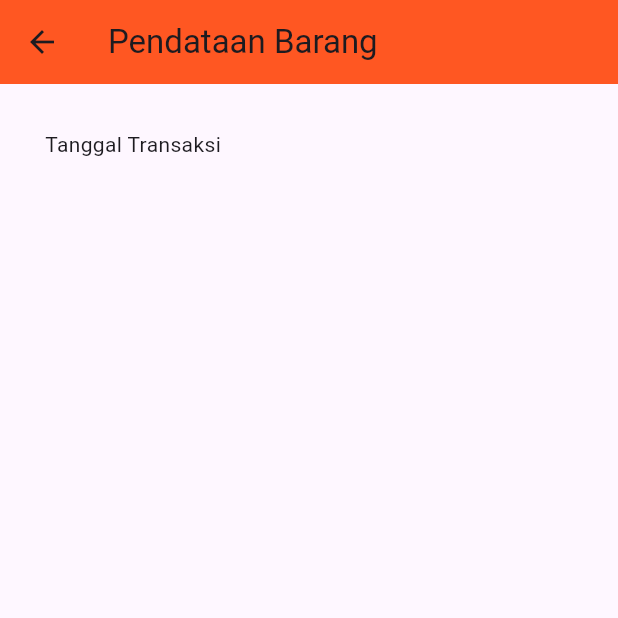
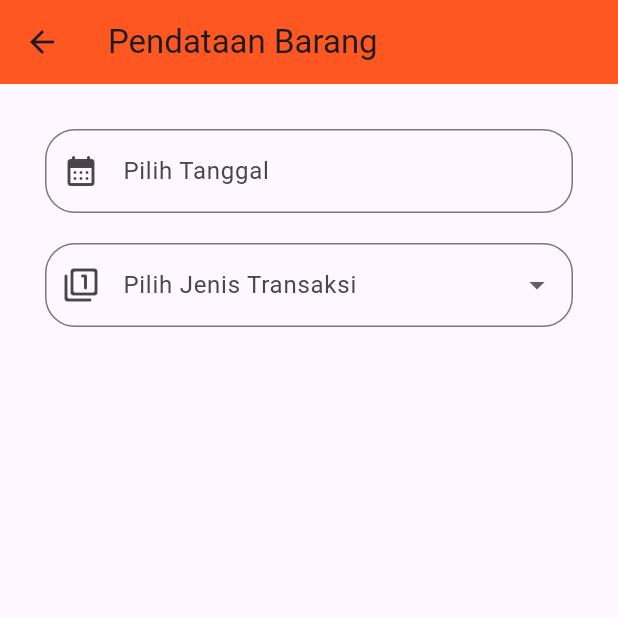
Before and after one commit to abrayudhistira/20220140102_UCP1Flutter, a Flutter app: the AddBarang screen opened by its route, on a phone screen of 412 x 824 dp, the top half of it. Run offline on Flutter 3.47's test engine with Material 3 defaults, Android fonts, the phone set to English and light mode, and no system bars.

```diff
--- a/lib/barang/addBarang.dart
+++ b/lib/barang/addBarang.dart
@@ -8,6 +8,24 @@ class AddBarang extends StatefulWidget {
 }
 
 class _AddBarangState extends State<AddBarang> {
+
+  late TextEditingController _dateController;
+
+  final List<String> jenisTransaksiList = <String>['Barang Masuk', 'Barang Keluar'];
+  String? _selectedJenisTransaksi;
+
+  @override
+  void initState() {
+    super.initState();
+    _dateController = TextEditingController();
+  }
+
+  @override
+  void dispose() {
+    _dateController.dispose();
+    super.dispose();
+  }
+
   @override
   Widget build(BuildContext context) {
     final _formkey = GlobalKey<FormState>();
@@ -22,7 +40,68 @@ class _AddBarangState extends State<AddBarang> {
           child: Container(
             child: Column(
               children: [
-                const Text('Tanggal Transaksi'),
+                TextFormField(
+                    controller: _dateController,
+                    keyboardType: TextInputType.none,
+                    decoration: InputDecoration(
+                      labelText: 'Pilih Tanggal',
+                      prefixIcon: new Icon(Icons.calendar_month_rounded),
+                      border: OutlineInputBorder(
+                        borderRadius: BorderRadius.circular(20),
+                      ),
+                    ),
+                    onTap: () async {
+                      DateTime? pickedDate = await showDatePicker(
+                        context: context,
+                        initialDate: DateTime.now(),
+                        firstDate: DateTime(2000),
+                        lastDate: DateTime(2100),
+                      );
+
+                      if (pickedDate != null) {
+                        String formattedDate =
+                            "${pickedDate.day}-${pickedDate.month}-${pickedDate.year}";
+                        setState(() {
+                          _dateController.text = formattedDate;
+                        });
+                      }
+                    },
+                    validator: (value) {
+                      if (value == null || value.isEmpty) {
+                        return 'Harap Masukkan Tanggal';
+                      }
+                    },
+                ),
+                const SizedBox(
+                  height: 20,
+                ),
+                DropdownButtonFormField(
+                  value: _selectedJenisTransaksi,
+                  decoration: InputDecoration(
+                    labelText: 'Pilih Jenis Transaksi',
+                    prefixIcon: const Icon(Icons.filter_1_rounded),
+                    border: OutlineInputBorder(
+                      borderRadius: BorderRadius.circular(20),
+                    ),
+                  ),
+                  items: jenisTransaksiList.map((String value) {
+                    return DropdownMenuItem<String>(
+                      value: value,
+                      child: Text(value),
+                    );
+                  }).toList(),
+                  onChanged: (String? newValue){
+                    setState(() {
+                      _selectedJenisTransaksi = newValue!;
+                    });
+                  },
+                  validator: (value) {
+                    if (value == null || value.isEmpty) {
+                      return 'Harap Pilih Jenis Transaksi';
+                    }
+                    return null;
+                  },
+                )
               ],
             ),
           ),
```
